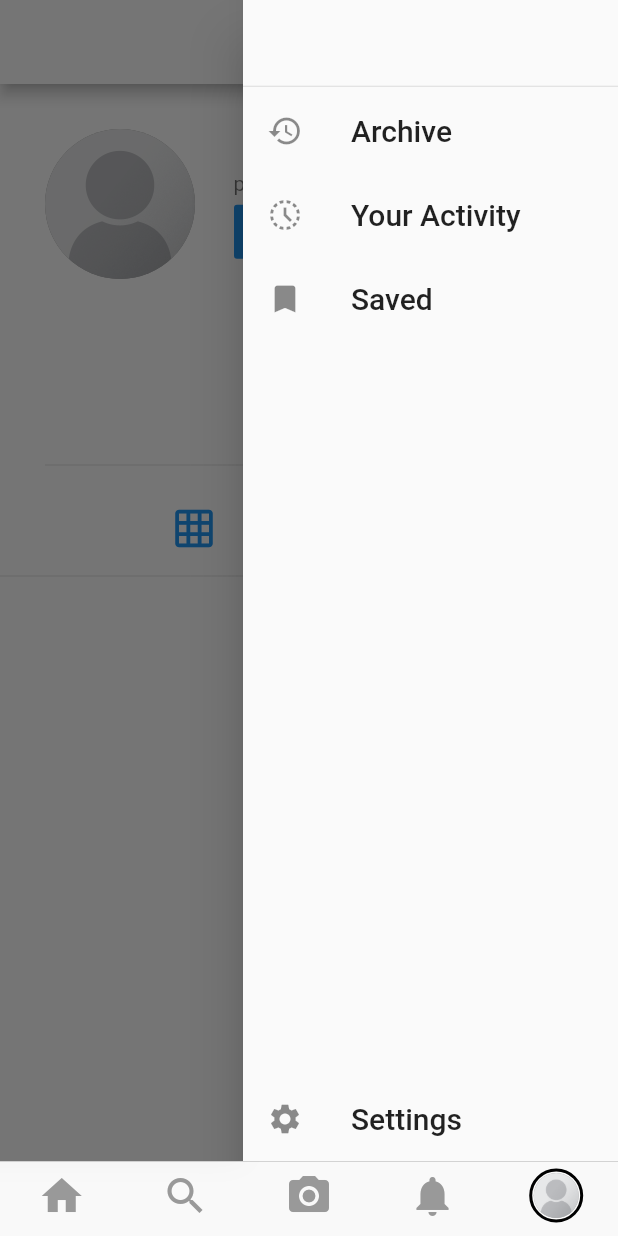
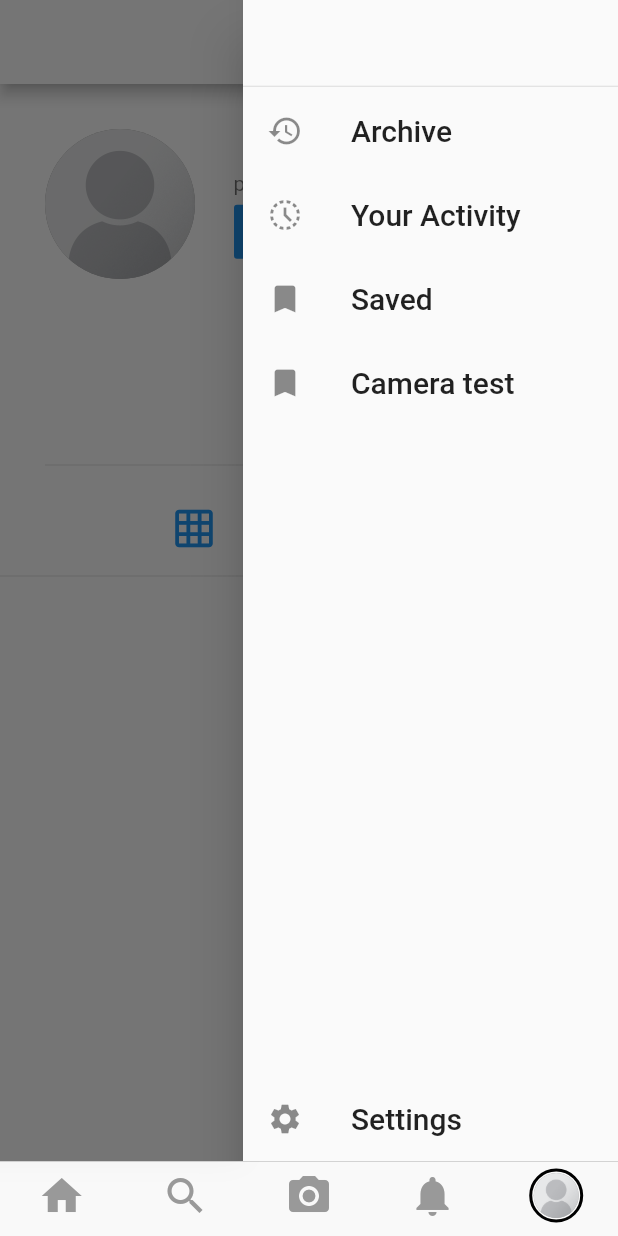
Before and after one commit to Edenik/InstaDart-Flutter-Instagram-Clone, a Flutter app: the screen it shows once a user with an empty profile is signed in, item 5 of the bottom bar chosen, with the side drawer open, on a phone screen of 412 x 824 dp. Run offline on Flutter 3.47's test engine with Material 2 defaults, Android fonts, the phone set to English and light mode, and no system bars; our stand-ins replace cached_network_image, cloud_firestore, firebase_auth, firebase_storage, flutter_image_compress, font_awesome_flutter and 4 more; missing offline and left inert: animator, geocoder, image_downloader; accounts and stored records are empty.

```diff
--- a/lib/main.dart
+++ b/lib/main.dart
@@ -1,5 +1,6 @@
 import 'package:firebase_auth/firebase_auth.dart';
 import 'package:flutter/material.dart';
+import 'package:instagram/models/models.dart';
 import 'package:instagram/models/user_data.dart';
 import 'package:instagram/screens/screens.dart';
 import 'package:provider/provider.dart';
@@ -13,7 +14,9 @@ class MyApp extends StatelessWidget {
     return StreamBuilder<FirebaseUser>(
       stream: FirebaseAuth.instance.onAuthStateChanged,
       builder: (BuildContext context, snapshot) {
-        // if(snapshot.connectionState == Connections)
+        if (snapshot.connectionState == ConnectionState.waiting) {
+          return SplashScreen();
+        }
         if (snapshot.hasData) {
           Provider.of<UserData>(context, listen: false).currentUserId =
               snapshot.data.uid;
--- a/lib/models/models.dart
+++ b/lib/models/models.dart
@@ -3,3 +3,4 @@ export 'comment_model.dart';
 export 'post_model.dart';
 export 'user_data.dart';
 export 'user_model.dart';
+export 'theme_notifier.dart';
--- a/lib/screens/screens.dart
+++ b/lib/screens/screens.dart
@@ -10,3 +10,4 @@ export 'profile_screen.dart';
 export 'search_screen.dart';
 export 'signup_screen.dart';
 export 'settings_screen.dart';
+export 'splash_screen.dart';
--- a/lib/widgets/custom_drawer.dart
+++ b/lib/widgets/custom_drawer.dart
@@ -40,6 +40,16 @@ class CustomDrawer extends StatelessWidget {
               _buildDrawerOption(
                   Icon(Icons.history_toggle_off), 'Your Activity', null),
               _buildDrawerOption(Icon(Icons.bookmark), 'Saved', null),
+              _buildDrawerOption(
+                Icon(Icons.bookmark),
+                'Camera test',
+                () => Navigator.push(
+                  context,
+                  MaterialPageRoute(
+                    builder: (_) => SplashScreen(),
+                  ),
+                ),
+              ),
               Expanded(
                 child: Align(
                   alignment: FractionalOffset.bottomCenter,
```
Also changed, not shown: lib/models/theme_notifier.dart (added, +14 -0 lines), lib/screens/splash_screen.dart (added, +41 -0 lines), lib/utilities/themes.dart (added, +21 -0 lines), pubspec.yaml (+8 -5 lines), assets/images/developed_by.png (added), assets/images/flutter_devs_logo.png (added), pubspec.lock.
